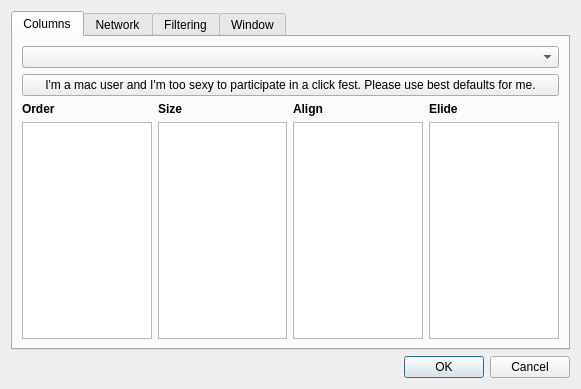
Old version of the form trace_server/settings.ui in the repository mojmir-svoboda/DbgToolkit.
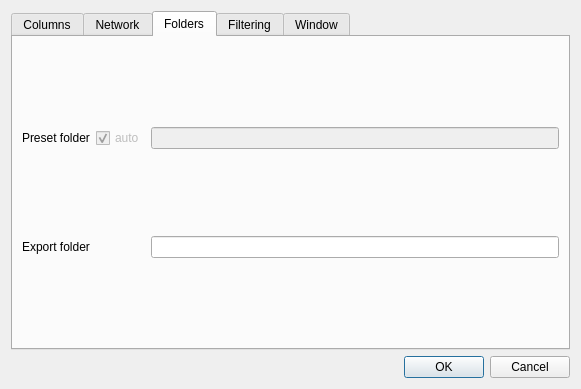
New version of the form.

Commit message: * csv export intercommit

What changed in the file:
```diff
--- a/trace_server/settings.ui
+++ b/trace_server/settings.ui
@@ -17,7 +17,7 @@
    <item>
     <widget class="QTabWidget" name="tabWidget">
      <property name="currentIndex">
-      <number>0</number>
+      <number>2</number>
      </property>
      <widget class="QWidget" name="tabColumns">
       <attribute name="title">
@@ -276,6 +276,54 @@
        </item>
       </layout>
      </widget>
+     <widget class="QWidget" name="tab_3">
+      <attribute name="title">
+       <string>Folders</string>
+      </attribute>
+      <layout class="QHBoxLayout" name="horizontalLayout">
+       <item>
+        <layout class="QGridLayout" name="gridLayout_7">
+         <item row="1" column="2">
+          <widget class="QLineEdit" name="presetFolderLineEdit">
+           <property name="enabled">
+            <bool>false</bool>
+           </property>
+          </widget>
+         </item>
+         <item row="2" column="2">
+          <widget class="QLineEdit" name="exportFolderLineEdit"/>
+         </item>
+         <item row="1" column="0">
+          <widget class="QLabel" name="label_13">
+           <property name="text">
+            <string>Preset folder</string>
+           </property>
+          </widget>
+         </item>
+         <item row="1" column="1">
+          <widget class="QCheckBox" name="autoPresetFolderLineEdit">
+           <property name="enabled">
+            <bool>false</bool>
+           </property>
+           <property name="text">
+            <string>auto</string>
+           </property>
+           <property name="checked">
+            <bool>true</bool>
+           </property>
+          </widget>
+         </item>
+         <item row="2" column="0">
+          <widget class="QLabel" name="label_14">
+           <property name="text">
+            <string>Export folder</string>
+           </property>
+          </widget>
+         </item>
+        </layout>
+       </item>
+      </layout>
+     </widget>
      <widget class="QWidget" name="tab">
       <attribute name="title">
        <string>Filtering</string>
```
The commit also changes 7 other files.
